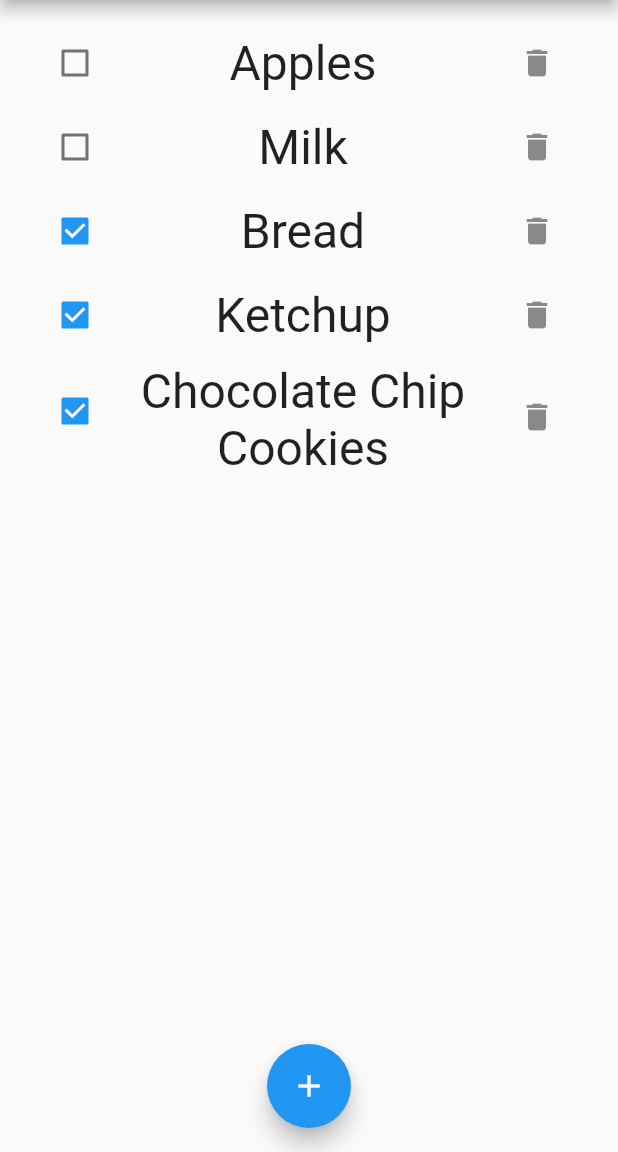
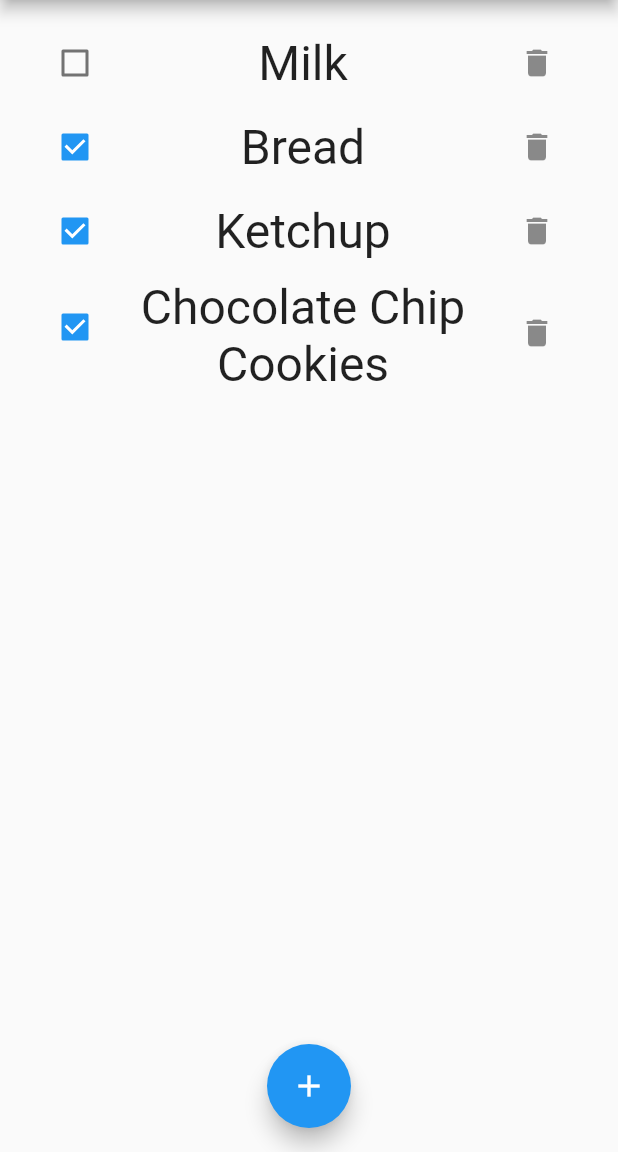
Before and after one commit to PontusWallin/FlutterShoppingList, a Flutter app: the screen it shows after launch, after a tap on the "delete" icon, on a phone screen of 412 x 824 dp, the part 84-1236 px from its top. Run offline on Flutter 3.47's test engine with Material 2 defaults, Android fonts, the phone set to English and light mode, and no system bars.

Commit message:
A Provider was created, to handle the Shopping List state. The provider holds a list of Shopping Items, and exposes methods for adding and removing items from it.
Moved Item List state away from the Home widget to this Item Provider.

The method for adding a new items was moved to the Provider.

Created a Wrapper widget to hold the home widget and the new ChangeNotifierProvider which is responsible for passing down the Provider state to the rest of the widget tree.

The widget tests were modified to take create the Wrapper widget, instead of the home widget, so that widget test can still function.

Items are deleted from the Shopping list when the user taps the Delete Icon for the Tile which display that item. This has implemented like this:

The ItemList now passes an index to each of it's ItemTiles.
When the onPressed()-callback is called for the Delete IconButton we pass call the Providers removeItem()-method and pass the Tiles index as a parameter. The provider can then remove the Item which correspond to that index.

A key was added for each Delete-button. The key is connected to the new Widget Tests which test the deletion-functionality.

```diff
--- a/lib/main.dart
+++ b/lib/main.dart
@@ -1,5 +1,7 @@
 import 'package:flutter/material.dart';
-import 'package:flutter_shopping_list/widgets/Home.dart';
+import 'package:flutter_shopping_list/providers/Items.dart';
+import 'package:flutter_shopping_list/widgets/Wrapper.dart';
+import 'package:provider/provider.dart';
 
 void main() {
   runApp(MyApp());
@@ -14,7 +16,10 @@ class MyApp extends StatelessWidget {
         theme: ThemeData(
           primarySwatch: Colors.blue,
         ),
-        home: Home(),
+        home: ChangeNotifierProvider(
+          create: (ctx) => Items(),
+            child: Wrapper()
+        ),
     );
   }
 }
--- /dev/null
+++ b/lib/providers/Items.dart
@@ -0,0 +1,24 @@
+import 'package:flutter/material.dart';
+import 'package:flutter_shopping_list/model/Item.dart';
+
+class Items with ChangeNotifier {
+  List<Item> _items = [
+    Item('Apples', false),
+    Item('Milk', false),
+    Item('Bread', true),
+    Item('Ketchup', true),
+    Item('Chocolate Chip Cookies', true),
+  ];
+
+  List<Item> get items => [..._items];
+
+  void addItem(String itemName) {
+    _items.add(Item(itemName, false));
+    notifyListeners();
+  }
+
+  void removeItem(int index) {
+    _items.removeAt(index);
+    notifyListeners();
+  }
+}
--- a/lib/widgets/Home.dart
+++ b/lib/widgets/Home.dart
@@ -1,5 +1,6 @@
 import 'package:flutter/material.dart';
-import 'package:flutter_shopping_list/model/Item.dart';
+import 'package:flutter_shopping_list/providers/Items.dart';
+import 'package:provider/provider.dart';
 
 import 'ItemList.dart';
 
@@ -13,23 +14,8 @@ class Home extends StatefulWidget {
 }
 
 class _HomeState extends State<Home> {
-  List<Item> shoppingItems = [
-    Item('Apples', false),
-    Item('Milk', false),
-    Item('Bread', true),
-    Item('Ketchup', true),
-    Item('Chocolate Chip Cookies', true),
-  ];
 
   String nameInput = '';
-
-  void _addNewItem(String name) {
-    final newItem = Item(name, false);
-
-    setState(() {
-      shoppingItems.add(newItem);
-    });
-  }
 
   void _startAddNewItem(BuildContext ctx) {
     showModalBottomSheet(
@@ -52,7 +38,7 @@ class _HomeState extends State<Home> {
                       key: Key('addItemButton'),
                       icon: Icon(Icons.add),
                       onPressed: () => {
-                            _addNewItem(nameInput),
+                        Provider.of<Items>(context, listen: false).addItem(nameInput),
                             Navigator.pop(context),
                           }),
                 ]),
@@ -66,6 +52,7 @@ class _HomeState extends State<Home> {
 
   @override
   Widget build(BuildContext context) {
+    final itemsData = Provider.of<Items>(context);
     return Scaffold(
       appBar: AppBar(title: Text('Shopping List App'), actions: <Widget>[
         IconButton(
@@ -76,7 +63,7 @@ class _HomeState extends State<Home> {
       ]),
       body: Container(
         margin: EdgeInsets.all(14),
-        child: ItemList(shoppingItems: shoppingItems),
+        child: ItemList(shoppingItems: itemsData.items),
       ),
       floatingActionButtonLocation: FloatingActionButtonLocation.centerFloat,
       floatingActionButton: FloatingActionButton(
--- a/lib/widgets/ItemList.dart
+++ b/lib/widgets/ItemList.dart
@@ -13,10 +13,9 @@ class ItemList extends StatelessWidget {
   @override
   Widget build(BuildContext context) {
     return ListView.builder(
-      itemCount: shoppingItems.length,
+        itemCount: shoppingItems.length,
         itemBuilder: (context, index) {
-          return ItemTile(shoppingItems[index]);
-        }
-    );
+          return ItemTile(index, shoppingItems[index]);
+        });
   }
 }
--- a/lib/widgets/ItemTile.dart
+++ b/lib/widgets/ItemTile.dart
@@ -1,10 +1,13 @@
 import 'package:flutter/cupertino.dart';
 import 'package:flutter/material.dart';
 import 'package:flutter_shopping_list/model/Item.dart';
+import 'package:flutter_shopping_list/providers/Items.dart';
+import 'package:provider/provider.dart';
 
 class ItemTile extends StatefulWidget {
   final Item item;
-  ItemTile(this.item);
+  final int index;
+  ItemTile(this.index, this.item);
 
   @override
   _ItemTileState createState() => _ItemTileState();
@@ -29,7 +32,12 @@ class _ItemTileState extends State<ItemTile> {
       controlAffinity: ListTileControlAffinity.leading,
       value: widget.item.isCollected,
       onChanged: (isChecked) => {_toggleCheckBox(isChecked!)},
-      secondary: IconButton(icon: Icon(Icons.delete), onPressed: () {}, ),
+      secondary: IconButton(
+        key: Key("Delete Button for " + widget.index.toString()),
+        icon: Icon(Icons.delete), onPressed: () {
+        Provider.of<Items>(context, listen: false).removeItem(widget.index);
+        print('Deleted from item with Key ' + widget.index.toString());
+      }, ),
     );
   }
 }
--- /dev/null
+++ b/lib/widgets/Wrapper.dart
@@ -0,0 +1,16 @@
+import 'package:flutter/cupertino.dart';
+import 'package:flutter_shopping_list/providers/Items.dart';
+import 'package:provider/provider.dart';
+
+import 'Home.dart';
+
+class Wrapper extends StatelessWidget {
+  const Wrapper({Key? key}) : super(key: key);
+
+  @override
+  Widget build(BuildContext context) {
+    return ChangeNotifierProvider(
+        create: (ctx) => Items(),
+        child: Home());
+  }
+}
--- a/pubspec.yaml
+++ b/pubspec.yaml
@@ -28,6 +28,7 @@ dependencies:
   # The following adds the Cupertino Icons font to your application.
   # Use with the CupertinoIcons class for iOS style icons.
   cupertino_icons: ^1.0.2
+  provider: ^6.0.1
 
 dev_dependencies:
   flutter_test:
```
Also changed, not shown: pubspec.lock, 3 other files.
